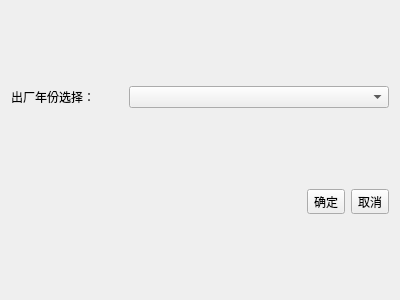
Qt form widgets/strengthDisturb/chooseFactoryYear.ui (Belos10/Equip) before a commit.
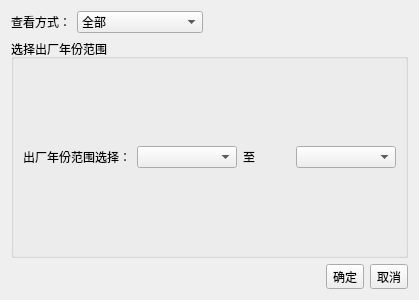
The same form after that commit.

What changed in the file:
```diff
--- a/widgets/strengthDisturb/chooseFactoryYear.ui
+++ b/widgets/strengthDisturb/chooseFactoryYear.ui
@@ -6,29 +6,112 @@
    <rect>
     <x>0</x>
     <y>0</y>
-    <width>400</width>
+    <width>419</width>
     <height>300</height>
    </rect>
   </property>
   <property name="windowTitle">
    <string>Dialog</string>
   </property>
-  <layout class="QVBoxLayout" name="verticalLayout" stretch="7,3">
-   <item>
-    <layout class="QHBoxLayout" name="horizontalLayout" stretch="3,7">
+  <layout class="QGridLayout" name="gridLayout">
+   <item row="0" column="0">
+    <layout class="QHBoxLayout" name="horizontalLayout_3">
      <item>
-      <widget class="QLabel" name="label">
+      <widget class="QLabel" name="label_3">
        <property name="text">
-        <string>出厂年份选择：</string>
+        <string>查看方式：</string>
        </property>
       </widget>
      </item>
      <item>
-      <widget class="QComboBox" name="cb_factoryYear"/>
+      <widget class="QComboBox" name="cb_seeMethod">
+       <item>
+        <property name="text">
+         <string>全部</string>
+        </property>
+       </item>
+       <item>
+        <property name="text">
+         <string>按照年份范围查看</string>
+        </property>
+       </item>
+      </widget>
+     </item>
+     <item>
+      <spacer name="horizontalSpacer_2">
+       <property name="orientation">
+        <enum>Qt::Horizontal</enum>
+       </property>
+       <property name="sizeHint" stdset="0">
+        <size>
+         <width>40</width>
+         <height>20</height>
+        </size>
+       </property>
+      </spacer>
      </item>
     </layout>
    </item>
-   <item>
+   <item row="1" column="0">
+    <widget class="QGroupBox" name="groupBox">
+     <property name="title">
+      <string>选择出厂年份范围</string>
+     </property>
+     <layout class="QHBoxLayout" name="horizontalLayout_4">
+      <item>
+       <layout class="QHBoxLayout" name="horizontalLayout">
+        <item>
+         <widget class="QLabel" name="label">
+          <property name="text">
+           <string>出厂年份范围选择：</string>
+          </property>
+         </widget>
+        </item>
+        <item>
+         <widget class="QComboBox" name="cb_factoryYearStart">
+          <property name="minimumSize">
+           <size>
+            <width>100</width>
+            <height>0</height>
+           </size>
+          </property>
+          <property name="maximumSize">
+           <size>
+            <width>100</width>
+            <height>16777215</height>
+           </size>
+          </property>
+         </widget>
+        </item>
+        <item>
+         <widget class="QLabel" name="label_2">
+          <property name="text">
+           <string>至</string>
+          </property>
+         </widget>
+        </item>
+        <item>
+         <widget class="QComboBox" name="cb_factoryYearEnd">
+          <property name="minimumSize">
+           <size>
+            <width>100</width>
+            <height>0</height>
+           </size>
+          </property>
+          <property name="maximumSize">
+           <size>
+            <width>100</width>
+            <height>16777215</height>
+           </size>
+          </property>
+         </widget>
+        </item>
+       </layout>
+      </item>
+     </layout>
+    </widget>
+   </item>
+   <item row="2" column="0">
     <layout class="QHBoxLayout" name="horizontalLayout_2">
      <item>
       <spacer name="horizontalSpacer">
```
